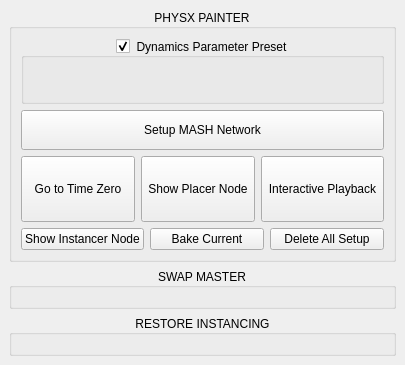
Above: src/gui/app/setDressMaster/ui.ui from mushogenshin/mk_dcc before the change. Below: the same form after it.
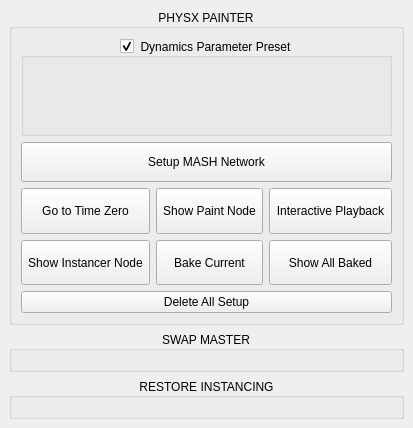
That is the form after the change. Icons and pictures are not drawn.

Commit message: WIP Added qrc and icons for SetDressMaster

Patch:
```diff
--- a/src/gui/app/setDressMaster/ui.ui
+++ b/src/gui/app/setDressMaster/ui.ui
@@ -6,8 +6,8 @@
    <rect>
     <x>0</x>
     <y>0</y>
-    <width>405</width>
-    <height>365</height>
+    <width>373</width>
+    <height>428</height>
    </rect>
   </property>
   <property name="windowTitle">
@@ -64,43 +64,33 @@
          <property name="text">
           <string>Setup MASH Network</string>
          </property>
+         <property name="icon">
+          <iconset resource="rc/resources.qrc">
+           <normaloff>:/icons/baseline_wb_iridescent_white_48dp.png</normaloff>:/icons/baseline_wb_iridescent_white_48dp.png</iconset>
+         </property>
+         <property name="iconSize">
+          <size>
+           <width>24</width>
+           <height>24</height>
+          </size>
+         </property>
         </widget>
        </item>
        <item>
-        <layout class="QHBoxLayout" name="horizontalLayout_2">
-         <item>
-          <widget class="QToolButton" name="PP_reset_playback_btn">
-           <property name="sizePolicy">
-            <sizepolicy hsizetype="Preferred" vsizetype="Preferred">
-             <horstretch>0</horstretch>
-             <verstretch>0</verstretch>
-            </sizepolicy>
-           </property>
-           <property name="text">
-            <string>Go to Time Zero</string>
-           </property>
-           <property name="toolButtonStyle">
-            <enum>Qt::ToolButtonTextUnderIcon</enum>
-           </property>
-          </widget>
-         </item>
-         <item>
-          <widget class="QToolButton" name="PP_show_paint_node_btn">
-           <property name="sizePolicy">
-            <sizepolicy hsizetype="Preferred" vsizetype="Preferred">
-             <horstretch>0</horstretch>
-             <verstretch>0</verstretch>
-            </sizepolicy>
-           </property>
-           <property name="text">
-            <string>Show Placer Node</string>
-           </property>
-           <property name="toolButtonStyle">
-            <enum>Qt::ToolButtonTextUnderIcon</enum>
-           </property>
-          </widget>
-         </item>
-         <item>
+        <layout class="QGridLayout" name="gridLayout">
+         <property name="leftMargin">
+          <number>0</number>
+         </property>
+         <property name="topMargin">
+          <number>0</number>
+         </property>
+         <property name="rightMargin">
+          <number>0</number>
+         </property>
+         <property name="bottomMargin">
+          <number>0</number>
+         </property>
+         <item row="0" column="2">
           <widget class="QToolButton" name="PP_toggle_interactive_playback_btn">
            <property name="sizePolicy">
             <sizepolicy hsizetype="Preferred" vsizetype="Preferred">
@@ -111,47 +101,173 @@
            <property name="text">
             <string>Interactive Playback</string>
            </property>
+           <property name="icon">
+            <iconset resource="rc/resources.qrc">
+             <normaloff>:/icons/baseline_play_circle_outline_white_48dp.png</normaloff>:/icons/baseline_play_circle_outline_white_48dp.png</iconset>
+           </property>
+           <property name="iconSize">
+            <size>
+             <width>32</width>
+             <height>32</height>
+            </size>
+           </property>
            <property name="toolButtonStyle">
             <enum>Qt::ToolButtonTextUnderIcon</enum>
            </property>
           </widget>
          </item>
-        </layout>
-       </item>
-       <item>
-        <layout class="QHBoxLayout" name="horizontalLayout">
-         <item>
-          <widget class="QPushButton" name="PP_show_instancer_node_btn">
-           <property name="enabled">
-            <bool>true</bool>
+         <item row="0" column="1">
+          <widget class="QToolButton" name="PP_show_paint_node_btn">
+           <property name="sizePolicy">
+            <sizepolicy hsizetype="Preferred" vsizetype="Preferred">
+             <horstretch>0</horstretch>
+             <verstretch>0</verstretch>
+            </sizepolicy>
+           </property>
+           <property name="text">
+            <string>Show Paint Node</string>
+           </property>
+           <property name="icon">
+            <iconset resource="rc/resources.qrc">
+             <normaloff>:/icons/baseline_brush_white_48dp.png</normaloff>:/icons/baseline_brush_white_48dp.png</iconset>
+           </property>
+           <property name="iconSize">
+            <size>
+             <width>32</width>
+             <height>32</height>
+            </size>
+           </property>
+           <property name="toolButtonStyle">
+            <enum>Qt::ToolButtonTextUnderIcon</enum>
+           </property>
+          </widget>
+         </item>
+         <item row="0" column="0">
+          <widget class="QToolButton" name="PP_reset_playback_btn">
+           <property name="sizePolicy">
+            <sizepolicy hsizetype="Preferred" vsizetype="Preferred">
+             <horstretch>0</horstretch>
+             <verstretch>0</verstretch>
+            </sizepolicy>
+           </property>
+           <property name="text">
+            <string>Go to Time Zero</string>
+           </property>
+           <property name="icon">
+            <iconset resource="rc/resources.qrc">
+             <normaloff>:/icons/baseline_exposure_zero_white_48dp.png</normaloff>:/icons/baseline_exposure_zero_white_48dp.png</iconset>
+           </property>
+           <property name="iconSize">
+            <size>
+             <width>32</width>
+             <height>32</height>
+            </size>
+           </property>
+           <property name="toolButtonStyle">
+            <enum>Qt::ToolButtonTextUnderIcon</enum>
+           </property>
+          </widget>
+         </item>
+         <item row="1" column="0">
+          <widget class="QToolButton" name="PP_show_instancer_node_btn">
+           <property name="sizePolicy">
+            <sizepolicy hsizetype="Preferred" vsizetype="Preferred">
+             <horstretch>0</horstretch>
+             <verstretch>0</verstretch>
+            </sizepolicy>
            </property>
            <property name="text">
             <string>Show Instancer Node</string>
            </property>
+           <property name="icon">
+            <iconset resource="rc/resources.qrc">
+             <normaloff>:/icons/baseline_list_alt_white_48dp.png</normaloff>:/icons/baseline_list_alt_white_48dp.png</iconset>
+           </property>
+           <property name="iconSize">
+            <size>
+             <width>32</width>
+             <height>32</height>
+            </size>
+           </property>
+           <property name="toolButtonStyle">
+            <enum>Qt::ToolButtonTextUnderIcon</enum>
+           </property>
           </widget>
          </item>
-         <item>
-          <widget class="QPushButton" name="PP_bake_current_btn">
-           <property name="enabled">
-            <bool>true</bool>
+         <item row="1" column="1">
+          <widget class="QToolButton" name="PP_bake_current_btn">
+           <property name="sizePolicy">
+            <sizepolicy hsizetype="Preferred" vsizetype="Preferred">
+             <horstretch>0</horstretch>
+             <verstretch>0</verstretch>
+            </sizepolicy>
            </property>
            <property name="text">
             <string>Bake Current</string>
            </property>
+           <property name="icon">
+            <iconset resource="rc/resources.qrc">
+             <normaloff>:/icons/baseline_save_alt_white_48dp.png</normaloff>:/icons/baseline_save_alt_white_48dp.png</iconset>
+           </property>
+           <property name="iconSize">
+            <size>
+             <width>32</width>
+             <height>32</height>
+            </size>
+           </property>
+           <property name="toolButtonStyle">
+            <enum>Qt::ToolButtonTextUnderIcon</enum>
+           </property>
           </widget>
          </item>
-         <item>
-          <widget class="QPushButton" name="PP_delete_all_setup_btn">
-           <property name="enabled">
-            <bool>true</bool>
+         <item row="1" column="2">
+          <widget class="QToolButton" name="toolButton_3">
+           <property name="sizePolicy">
+            <sizepolicy hsizetype="Preferred" vsizetype="Preferred">
+             <horstretch>0</horstretch>
+             <verstretch>0</verstretch>
+            </sizepolicy>
            </property>
            <property name="text">
-            <string>Delete All Setup</string>
+            <string>Show All Baked</string>
+           </property>
+           <property name="icon">
+            <iconset resource="rc/resources.qrc">
+             <normaloff>:/icons/baseline_waves_white_48dp.png</normaloff>:/icons/baseline_waves_white_48dp.png</iconset>
+           </property>
+           <property name="iconSize">
+            <size>
+             <width>32</width>
+             <height>32</height>
+            </size>
+           </property>
+           <property name="toolButtonStyle">
+            <enum>Qt::ToolButtonTextUnderIcon</enum>
            </property>
           </widget>
          </item>
         </layout>
        </item>
+       <item>
+        <widget class="QPushButton" name="PP_delete_all_setup_btn">
+         <property name="enabled">
+          <bool>true</bool>
+         </property>
+         <property name="text">
+          <string>Delete All Setup</string>
+         </property>
+         <property name="icon">
+          <iconset resource="rc/resources.qrc">
+           <normaloff>:/icons/baseline_clear_white_48dp.png</normaloff>:/icons/baseline_clear_white_48dp.png</iconset>
+         </property>
+         <property name="iconSize">
+          <size>
+           <width>24</width>
+           <height>24</height>
+          </size>
+         </property>
+        </widget>
+       </item>
       </layout>
      </widget>
     </item>
```
Left out of the diff: 4 changed lines with no effect on the pictures. The commit also changes 25 other files.
